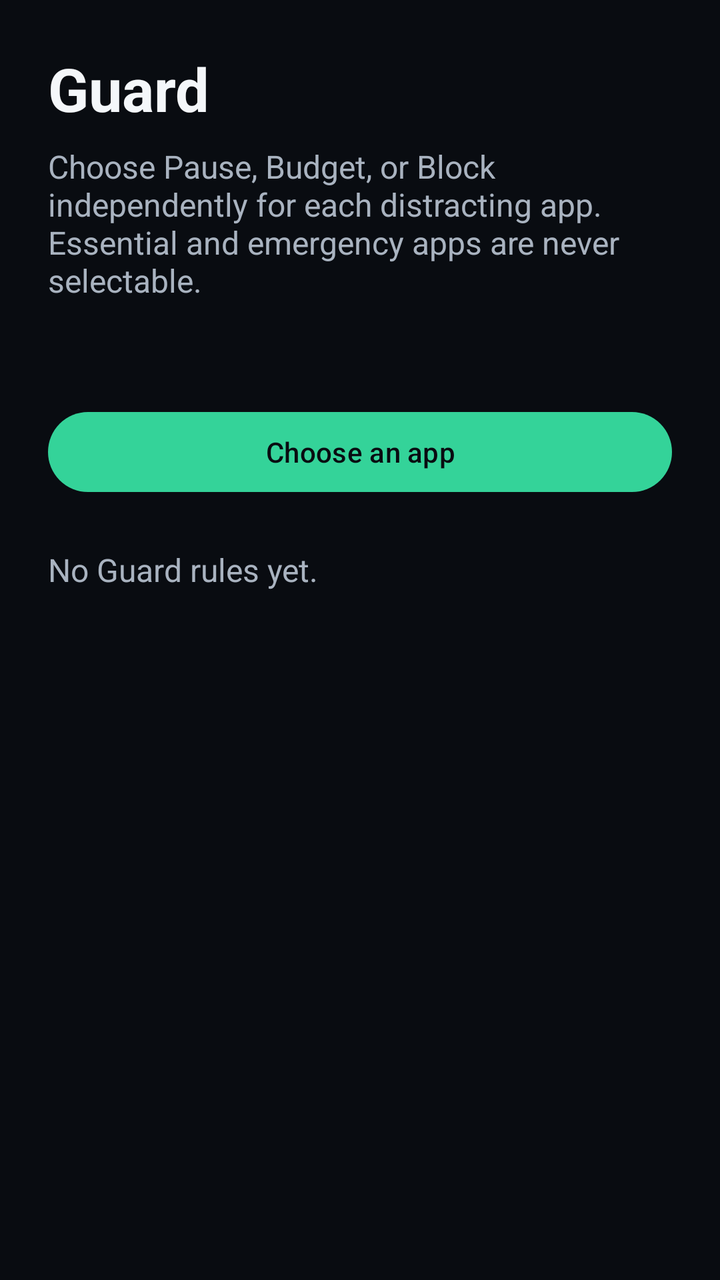
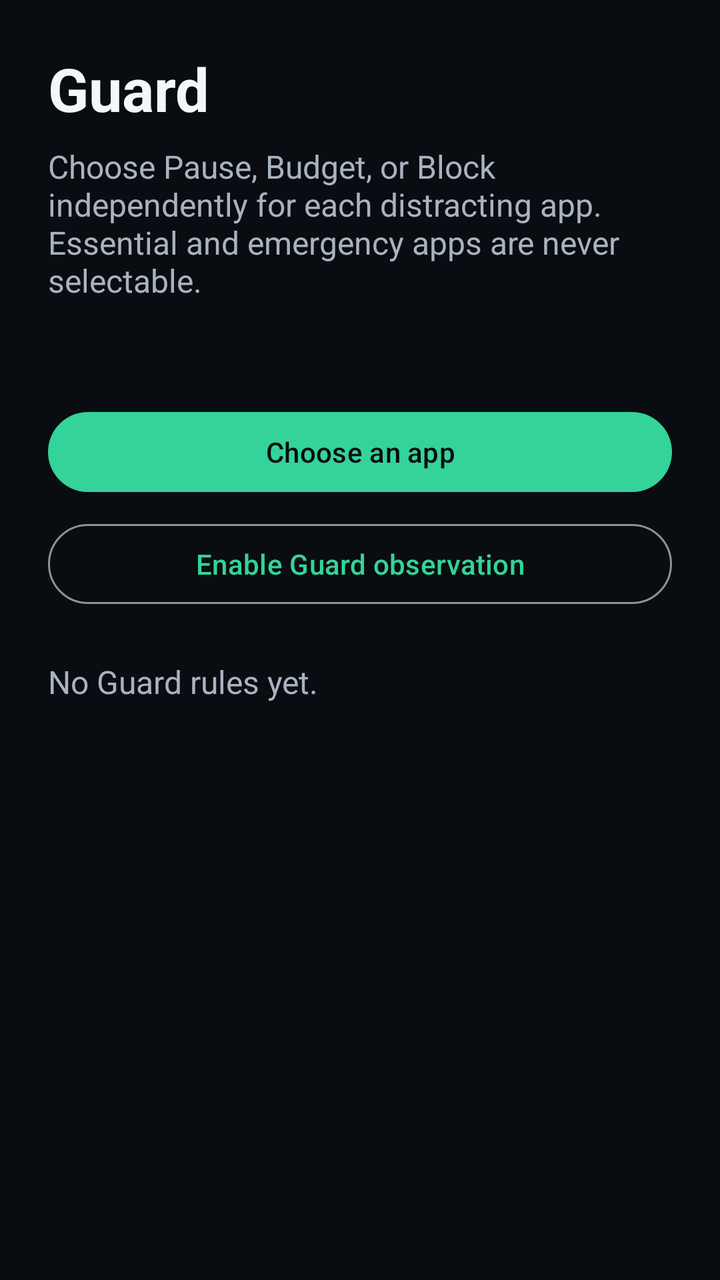

The first picture is an Android layout as it rendered before a commit; the second is the same layout after the commit. The layout source and the unified diff follow.
<!-- AndroidManifest.xml: application theme Theme.Prottasha -->
<!-- res/layout/fragment_guard.xml -->
<?xml version="1.0" encoding="utf-8"?>
<androidx.core.widget.NestedScrollView xmlns:android="http://schemas.android.com/apk/res/android"
    android:layout_width="match_parent" android:layout_height="match_parent">
    <LinearLayout android:layout_width="match_parent" android:layout_height="wrap_content" android:orientation="vertical" android:padding="@dimen/spacing_large">
        <TextView android:layout_width="match_parent" android:layout_height="wrap_content" android:text="@string/guard_title" android:textColor="@color/color_text_primary" android:textSize="@dimen/text_display" android:textStyle="bold" />
        <TextView android:layout_width="match_parent" android:layout_height="wrap_content" android:layout_marginTop="@dimen/spacing_small" android:text="@string/guard_body" android:textColor="@color/color_text_secondary" android:textSize="@dimen/text_body" />
        <TextView android:id="@+id/guard_grayscale_status" android:layout_width="match_parent" android:layout_height="wrap_content" android:layout_marginTop="@dimen/spacing_medium" android:textColor="@color/color_text_secondary" android:textSize="@dimen/text_label" />
        <com.google.android.material.button.MaterialButton android:id="@+id/guard_add_button" style="@style/Widget.Prottasha.Button.Pill" android:layout_width="match_parent" android:layout_height="wrap_content" android:layout_marginTop="@dimen/spacing_medium" android:text="@string/guard_add" />
        <TextView android:id="@+id/guard_empty" android:layout_width="match_parent" android:layout_height="wrap_content" android:layout_marginTop="@dimen/spacing_large" android:text="@string/guard_empty" android:textColor="@color/color_text_secondary" android:textSize="@dimen/text_body" />
        <LinearLayout android:id="@+id/guard_rules" android:layout_width="match_parent" android:layout_height="wrap_content" android:orientation="vertical" />
    </LinearLayout>
</androidx.core.widget.NestedScrollView>
<!-- resources referenced by this layout -->
<resources>
  <color name="color_text_primary">#F4F7FA</color>
  <color name="color_text_secondary">#A9B3C0</color>
  <dimen name="spacing_large">24dp</dimen>
  <dimen name="spacing_medium">16dp</dimen>
  <dimen name="spacing_small">8dp</dimen>
  <dimen name="text_body">16sp</dimen>
  <dimen name="text_display">30sp</dimen>
  <dimen name="text_label">14sp</dimen>
  <string name="guard_add">Choose an app</string>
  <string name="guard_body">Choose Pause, Budget, or Block independently for each distracting app. Essential and emergency apps are never selectable.</string>
  <string name="guard_empty">No Guard rules yet.</string>
  <string name="guard_title">Guard</string>
  <style name="Widget.Prottasha.Button.Pill" parent="Widget.Material3.Button">
          <item name="android:textColor">@color/color_on_hope</item>
          <item name="cornerRadius">@dimen/pill_button_radius</item>
          <item name="backgroundTint">@color/color_hope</item>
      </style>
  <style name="Theme.Prottasha" parent="Theme.Material3.Dark.NoActionBar">
          <item name="android:windowBackground">@color/color_background</item>
          <item name="android:colorBackground">@color/color_background</item>
          <item name="colorSurface">@color/color_surface</item>
          <item name="colorSurfaceVariant">@color/color_surface_raised</item>
          <item name="colorPrimary">@color/color_hope</item>
          <item name="colorOnPrimary">@color/color_on_hope</item>
          <item name="colorSecondary">@color/color_identity</item>
          <item name="colorOnSecondary">@color/color_on_identity</item>
          <item name="colorError">@color/color_crisis</item>
          <item name="colorOnError">@color/color_on_crisis</item>
          <item name="android:textColorPrimary">@color/color_text_primary</item>
          <item name="android:textColorSecondary">@color/color_text_secondary</item>
          <item name="android:navigationBarColor">@color/color_background</item>
          <item name="android:statusBarColor">@color/color_background</item>
          <item name="android:windowLightStatusBar">false</item>
      </style>
  <color name="color_on_hope">#090C11</color>
  <dimen name="pill_button_radius">28dp</dimen>
  <color name="color_hope">#34D399</color>
  <color name="color_background">#090C11</color>
  <color name="color_surface">#151A22</color>
  <color name="color_surface_raised">#202833</color>
  <color name="color_identity">#7C8DFF</color>
  <color name="color_on_identity">#090C11</color>
  <color name="color_crisis">#F87171</color>
  <color name="color_on_crisis">#090C11</color>
</resources>

<!-- the commit's change to res/layout/fragment_guard.xml (unified diff, before → after) -->
@@ -6,6 +6,7 @@
         <TextView android:layout_width="match_parent" android:layout_height="wrap_content" android:layout_marginTop="@dimen/spacing_small" android:text="@string/guard_body" android:textColor="@color/color_text_secondary" android:textSize="@dimen/text_body" />
         <TextView android:id="@+id/guard_grayscale_status" android:layout_width="match_parent" android:layout_height="wrap_content" android:layout_marginTop="@dimen/spacing_medium" android:textColor="@color/color_text_secondary" android:textSize="@dimen/text_label" />
         <com.google.android.material.button.MaterialButton android:id="@+id/guard_add_button" style="@style/Widget.Prottasha.Button.Pill" android:layout_width="match_parent" android:layout_height="wrap_content" android:layout_marginTop="@dimen/spacing_medium" android:text="@string/guard_add" />
+        <com.google.android.material.button.MaterialButton android:id="@+id/guard_enable_service" style="@style/Widget.Material3.Button.OutlinedButton" android:layout_width="match_parent" android:layout_height="wrap_content" android:layout_marginTop="@dimen/spacing_small" android:text="@string/guard_enable_service" />
         <TextView android:id="@+id/guard_empty" android:layout_width="match_parent" android:layout_height="wrap_content" android:layout_marginTop="@dimen/spacing_large" android:text="@string/guard_empty" android:textColor="@color/color_text_secondary" android:textSize="@dimen/text_body" />
         <LinearLayout android:id="@+id/guard_rules" android:layout_width="match_parent" android:layout_height="wrap_content" android:orientation="vertical" />
     </LinearLayout>
<!-- resource entries referenced after the edit -->
@@ -11,6 +11,7 @@
   <string name="guard_add">Choose an app</string>
   <string name="guard_body">Choose Pause, Budget, or Block independently for each distracting app. Essential and emergency apps are never selectable.</string>
   <string name="guard_empty">No Guard rules yet.</string>
+  <string name="guard_enable_service">Enable Guard observation</string>
   <string name="guard_title">Guard</string>
   <style name="Widget.Prottasha.Button.Pill" parent="Widget.Material3.Button">
           <item name="android:textColor">@color/color_on_hope</item>
